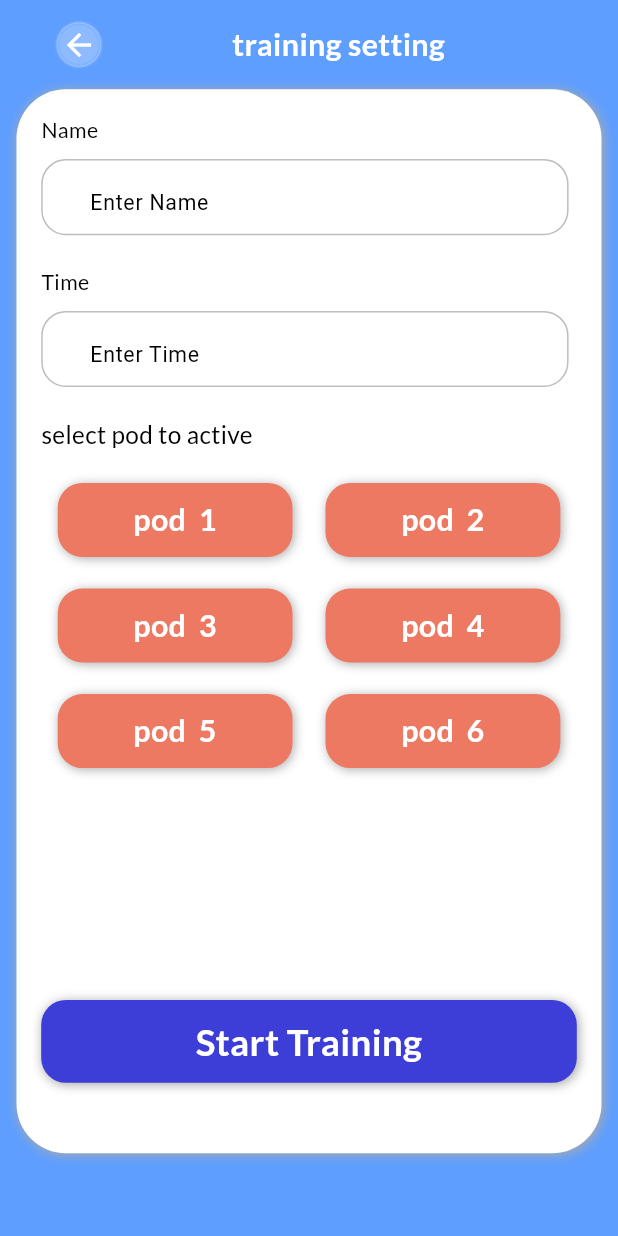
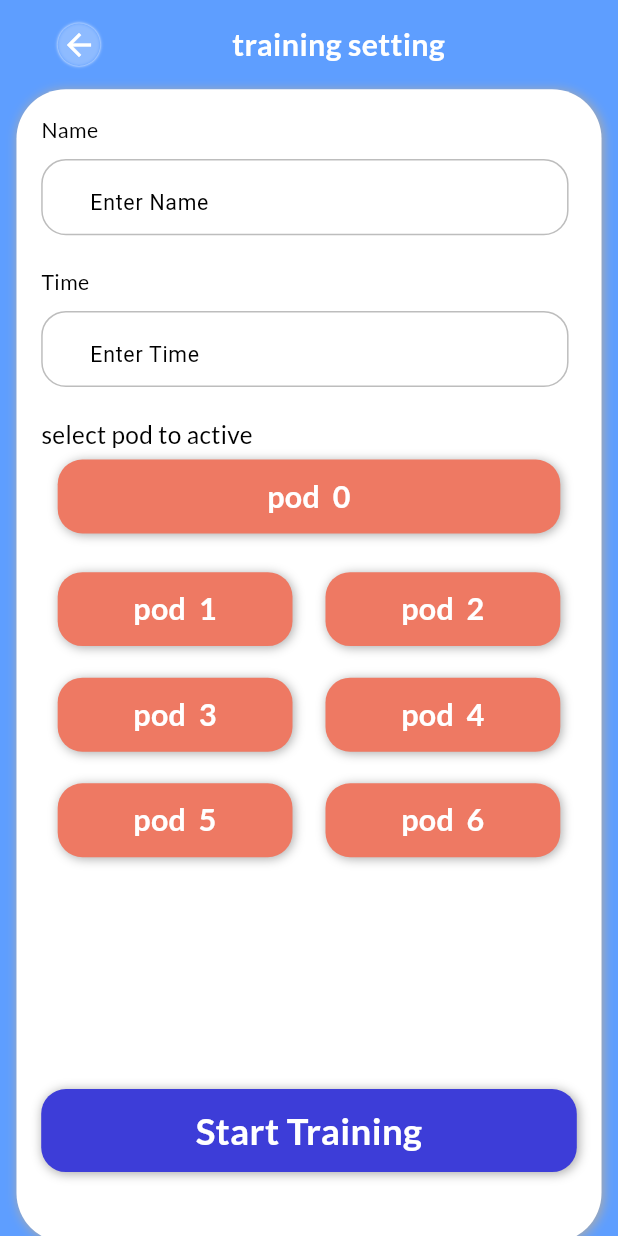
Before and after one commit to FalconCodeM/flash-trainer-githup.io, a Flutter app: the TrainingView screen opened by its route, on a phone screen of 412 x 824 dp. Run offline on Flutter 3.47's test engine with Material 3 defaults, Android fonts, the phone set to English and light mode, and no system bars; our stand-ins replace equatable, flutter_blue_plus, flutter_screenutil, fluttertoast, get, get_storage and 1 more; accounts and stored records are empty.

Commit message:
first commit

```diff
--- a/lib/app/modules/training/views/training_view.dart
+++ b/lib/app/modules/training/views/training_view.dart
@@ -53,13 +53,13 @@ class TrainingView extends GetView<TrainingController> {
                     text: AppStrings.activePods,
                     fontSize: 16,
                   ),
-                  // Obx(
-                  //   () => PodButton(
-                  //     onTap: () => controller.selectPod(0),
-                  //     count: 0,
-                  //     background: controller.podIsActive(0),
-                  //   ),
-                  // ),
+                  Obx(
+                    () => PodButton(
+                      onTap: () => controller.selectPod(0),
+                      count: 0,
+                      background: controller.podIsActive(0),
+                    ),
+                  ),
                   Container(
                     height: 300.h,
                     margin: EdgeInsets.symmetric(vertical: 10.h),
```
